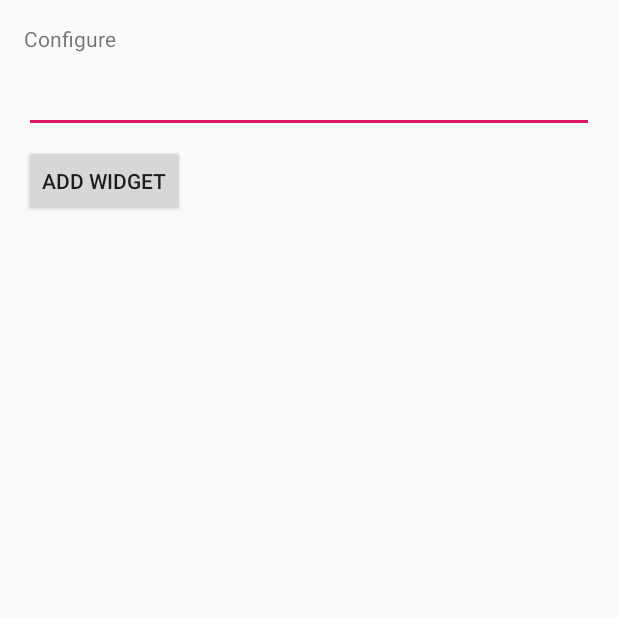
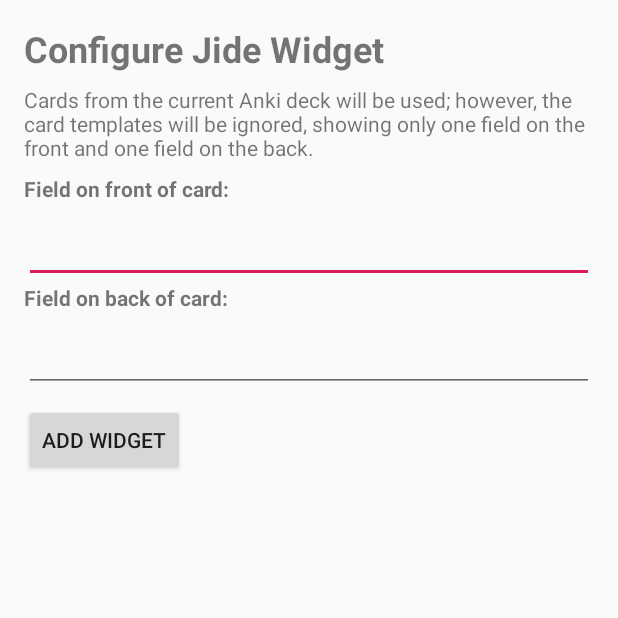
Before and after one commit to evanbattaglia/jide, an Android app: the JideWidgetConfigureActivity screen opened directly, with no data from a screen before it, on a phone screen of 412 x 824 dp, the top half of it. Run offline under Robolectric (Android 15) with nearby library versions, the phone set to English and light mode, and no system bars; 1 statement that could not run was skipped.

Commit message:
wip config

```diff
--- a/app/src/main/java/com/instructure/ebattaglia/jide/JideWidgetConfigureActivity.kt
+++ b/app/src/main/java/com/instructure/ebattaglia/jide/JideWidgetConfigureActivity.kt
@@ -12,12 +12,12 @@ import android.widget.EditText
  */
 class JideWidgetConfigureActivity : Activity() {
     private var appWidgetId = AppWidgetManager.INVALID_APPWIDGET_ID
-    private lateinit var appWidgetText: EditText
+    private lateinit var frontFieldText: EditText
     private var onClickListener = View.OnClickListener {
         val context = this@JideWidgetConfigureActivity
 
         // When the button is clicked, store the string locally
-        val widgetText = appWidgetText.text.toString()
+        val frontFieldText = frontFieldText.text.toString()
         // TODO JideWidgetPreferences(context, appWidgetId).setWidgetText(widgetText)
 
         // It is the responsibility of the configuration activity to update the app widget
@@ -40,7 +40,7 @@ class JideWidgetConfigureActivity : Activity() {
         setResult(RESULT_CANCELED)
 
         setContentView(R.layout.jide_widget_configure)
-        appWidgetText = findViewById<View>(R.id.widget_text) as EditText
+        frontFieldText = findViewById<View>(R.id.configure_frontfield) as EditText
         findViewById<View>(R.id.add_button).setOnClickListener(onClickListener)
 
         // Find the widget id from the intent.
--- a/app/src/main/java/com/instructure/ebattaglia/jide/JideWidgetPreferences.kt
+++ b/app/src/main/java/com/instructure/ebattaglia/jide/JideWidgetPreferences.kt
@@ -11,6 +11,10 @@ class JideWidgetPreferences(val context: Context, appWidgetId: Int) {
 
     fun delete() {
         context.deleteSharedPreferences(sharedPrefsName)
+    }
+
+    fun setNoteFieldNames(frontField: String, backField: String) {
+
     }
 
     fun isAnswerVisible() : Boolean {
--- a/app/src/main/res/layout/jide_widget.xml
+++ b/app/src/main/res/layout/jide_widget.xml
@@ -1,6 +1,7 @@
 <RelativeLayout xmlns:android="http://schemas.android.com/apk/res/android"
     android:layout_width="match_parent"
     android:layout_height="match_parent"
+    xmlns:tools="http://schemas.android.com/tools"
     android:background="#09C"
     android:padding="@dimen/widget_margin">
 
@@ -13,8 +14,7 @@
         android:layout_marginBottom="8dp"
         android:gravity="center"
         android:background="#09C"
-        android:contentDescription="@string/appwidget_text"
-        android:text="@string/appwidget_text"
+        tools:text="question/answer"
         android:textColor="#ffffff"
         android:textSize="48sp"
         android:textStyle="bold" />
--- a/app/src/main/res/layout/jide_widget_configure.xml
+++ b/app/src/main/res/layout/jide_widget_configure.xml
@@ -9,10 +9,39 @@
         android:layout_width="match_parent"
         android:layout_height="wrap_content"
         android:layout_marginBottom="8dp"
-        android:text="@string/configure" />
+        android:text="@string/configure"
+        android:textSize="24sp"
+        android:textStyle="bold" />
+
+
+    <TextView
+        android:layout_width="match_parent"
+        android:layout_height="wrap_content"
+        android:layout_marginBottom="8dp"
+        android:text="@string/configure2" />
+
+    <TextView
+        android:layout_width="match_parent"
+        android:layout_height="wrap_content"
+        android:layout_marginBottom="8dp"
+        android:text="@string/configure_frontfield"
+        android:textStyle="bold" />
 
     <EditText
-        android:id="@+id/widget_text"
+        android:id="@+id/configure_frontfield"
+        android:layout_width="match_parent"
+        android:layout_height="wrap_content"
+        android:inputType="text" />
+
+    <TextView
+        android:layout_width="match_parent"
+        android:layout_height="wrap_content"
+        android:layout_marginBottom="8dp"
+        android:text="@string/configure_backfield"
+        android:textStyle="bold" />
+
+    <EditText
+        android:id="@+id/configure_backfield"
         android:layout_width="match_parent"
         android:layout_height="wrap_content"
         android:inputType="text" />
--- a/app/src/main/res/values/strings.xml
+++ b/app/src/main/res/values/strings.xml
@@ -1,9 +1,10 @@
 <resources>
     <string name="app_name">Jide</string>
-    <string name="preferences_anki_path">preferences_anki_path</string>
-    <string name="appwidget_text">EXAMPLE</string>
-    <string name="configure">Configure</string>
-    <string name="add_widget">Add widget</string>
+    <string name="configure">Configure Jide Widget</string>
+    <string name="configure2">Cards from the current Anki deck will be used; however, the card templates will be ignored, showing only one field on the front and one field on the back.</string>
+    <string name="add_widget">Add Widget</string>
+    <string name="configure_frontfield">Field on front of card:</string>
+    <string name="configure_backfield">Field on back of card:</string>
     <string name="widget_good_button">Good</string>
     <string name="widget_bad_button">Bad</string>
 </resources>
```
